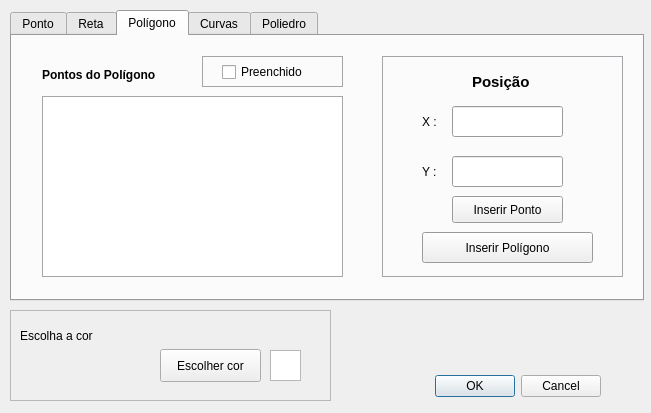
The window that dialog.ui (renannetto/sistema-grafico-interativo) describes before a commit, drawn with Qt 5.
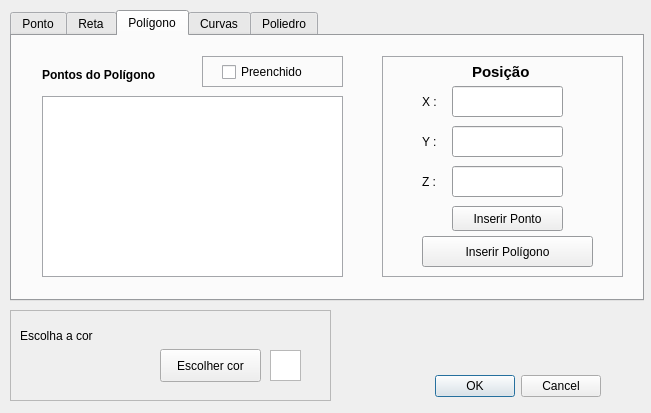
The same window after the commit. The open tabs and pages were chosen to show the change.

Diff of the .ui file:
```diff
--- a/dialog.ui
+++ b/dialog.ui
@@ -488,7 +488,7 @@
       <property name="geometry">
        <rect>
         <x>90</x>
-        <y>10</y>
+        <y>0</y>
         <width>71</width>
         <height>31</height>
        </rect>
@@ -508,7 +508,7 @@
       <property name="geometry">
        <rect>
         <x>40</x>
-        <y>50</y>
+        <y>30</y>
         <width>21</width>
         <height>31</height>
        </rect>
@@ -521,7 +521,7 @@
       <property name="geometry">
        <rect>
         <x>70</x>
-        <y>50</y>
+        <y>30</y>
         <width>111</width>
         <height>31</height>
        </rect>
@@ -534,7 +534,7 @@
       <property name="geometry">
        <rect>
         <x>40</x>
-        <y>100</y>
+        <y>70</y>
         <width>21</width>
         <height>31</height>
        </rect>
@@ -547,7 +547,7 @@
       <property name="geometry">
        <rect>
         <x>70</x>
-        <y>100</y>
+        <y>70</y>
         <width>111</width>
         <height>31</height>
        </rect>
@@ -560,9 +560,9 @@
       <property name="geometry">
        <rect>
         <x>70</x>
-        <y>140</y>
+        <y>150</y>
         <width>111</width>
-        <height>27</height>
+        <height>25</height>
        </rect>
       </property>
       <property name="text">
@@ -573,7 +573,7 @@
       <property name="geometry">
        <rect>
         <x>40</x>
-        <y>176</y>
+        <y>180</y>
         <width>171</width>
         <height>31</height>
        </rect>
@@ -582,6 +582,32 @@
        <string>Inserir Polígono</string>
       </property>
      </widget>
+     <widget class="QLineEdit" name="lineEdit_9">
+      <property name="geometry">
+       <rect>
+        <x>70</x>
+        <y>110</y>
+        <width>111</width>
+        <height>31</height>
+       </rect>
+      </property>
+      <property name="text">
+       <string/>
+      </property>
+     </widget>
+     <widget class="QLabel" name="label_29">
+      <property name="geometry">
+       <rect>
+        <x>40</x>
+        <y>110</y>
+        <width>21</width>
+        <height>31</height>
+       </rect>
+      </property>
+      <property name="text">
+       <string>Z :</string>
+      </property>
+     </widget>
     </widget>
     <widget class="QListWidget" name="listWidget">
      <property name="geometry">
```
Left out of the diff: 2 changed lines with no effect on the pictures.
